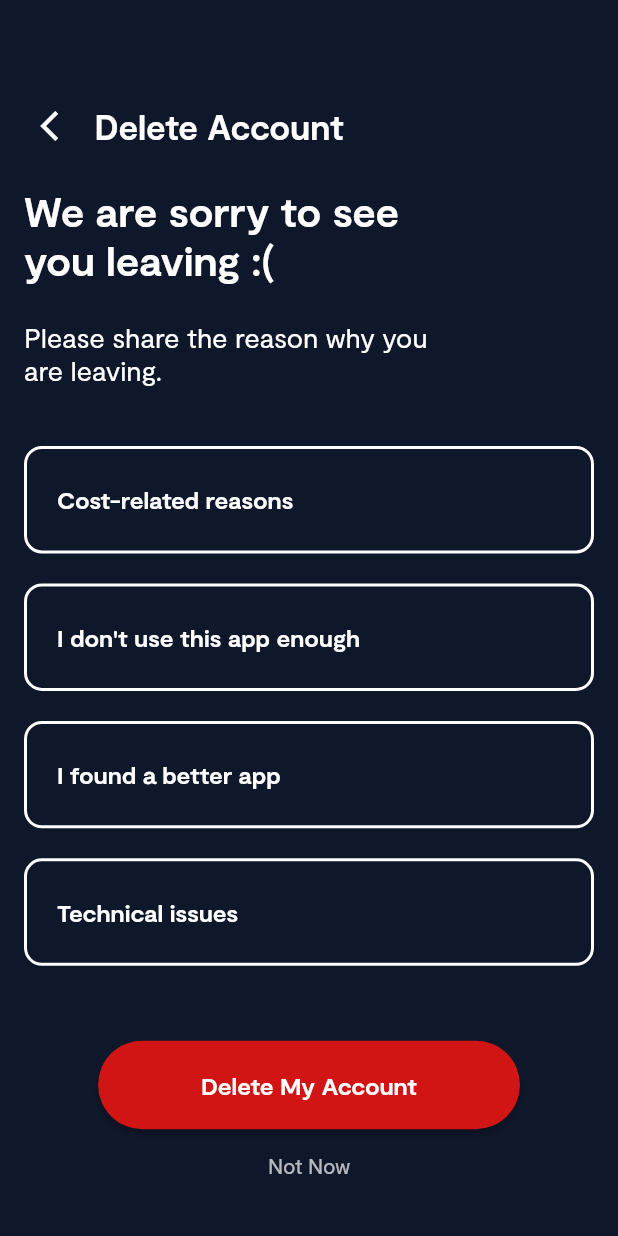
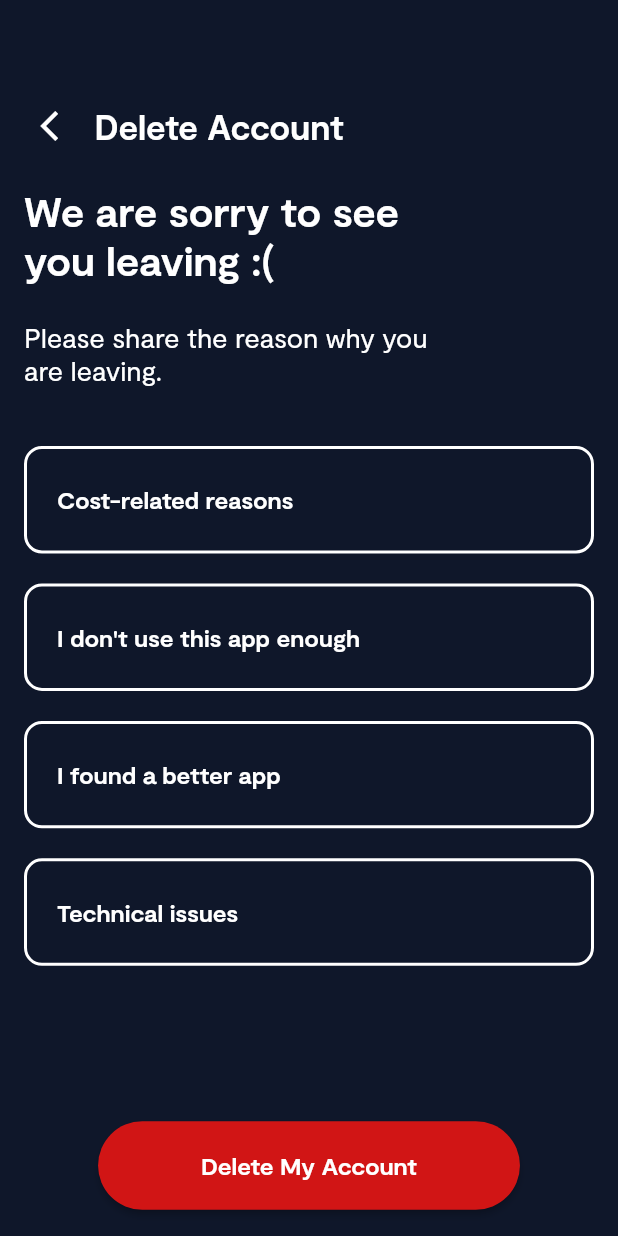
Before and after one commit to BerkayAkdenx/develop_berkay, a Flutter app: the DeleteAccountPage screen opened directly, on a phone screen of 412 x 824 dp. Run offline on Flutter 3.47's test engine with Material 2 defaults, Android fonts, the phone set to English and light mode, and no system bars; our stand-ins replace auto_size_text, flutter_screenutil, get.

Commit message:
fixed delete account page

```diff
--- a/profile_bitely/lib/feature/settings/pages/delete_account_page.dart
+++ b/profile_bitely/lib/feature/settings/pages/delete_account_page.dart
@@ -16,7 +16,8 @@ class DeleteAccountPage extends StatelessWidget {
   Widget build(BuildContext context) {
     return Scaffold(
       backgroundColor: AppColors.darkBackground,
-      body: Column(
+      body: SingleChildScrollView(
+        child: Column(
           children: [
             AppbarWidget(
               title: AppTexts.appbarDeleteAccount.tr,
@@ -53,7 +54,7 @@ class DeleteAccountPage extends StatelessWidget {
                   ReasonContainerWidget(
                     text: AppTexts.technicalIssues.tr,
                   ),
-                SizedBox(height: 25.h),
+                  SizedBox(height: 70.h),
                   BaseButtonWidget(
                     text: AppTexts.buttonDeleteMyAccount.tr,
                     color: AppColors.redDanger,
@@ -78,6 +79,7 @@ class DeleteAccountPage extends StatelessWidget {
             )
           ],
         ),
+      ),
     );
   }
 }
```
Lines whose indentation alone changed are shown as unchanged.
